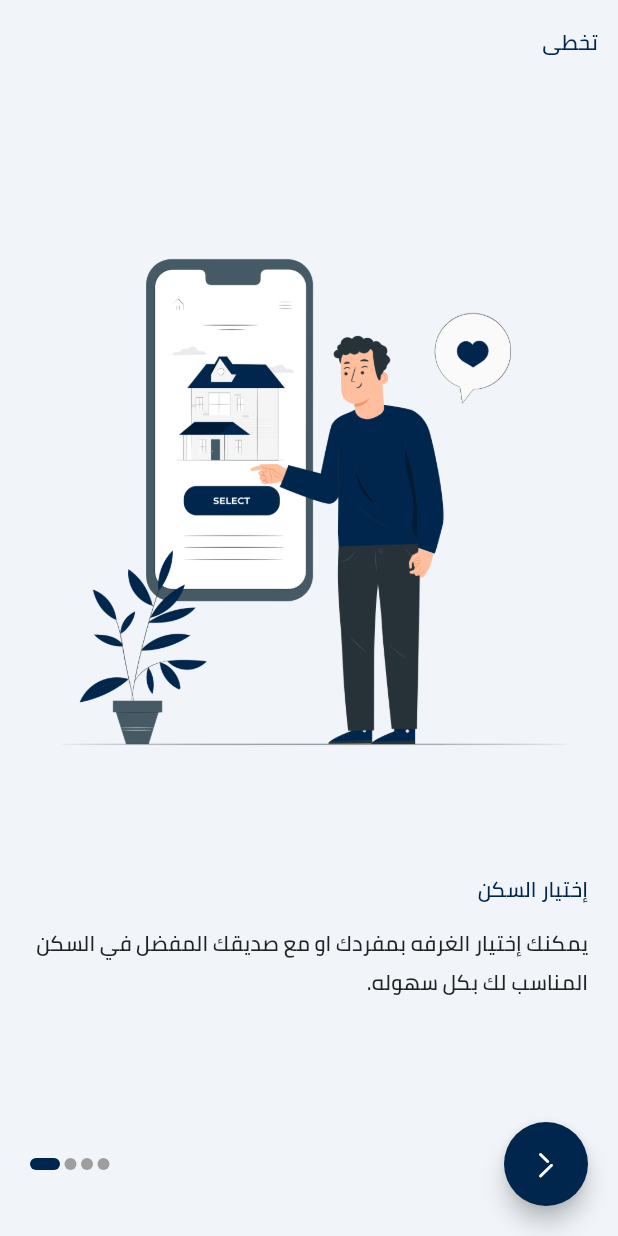
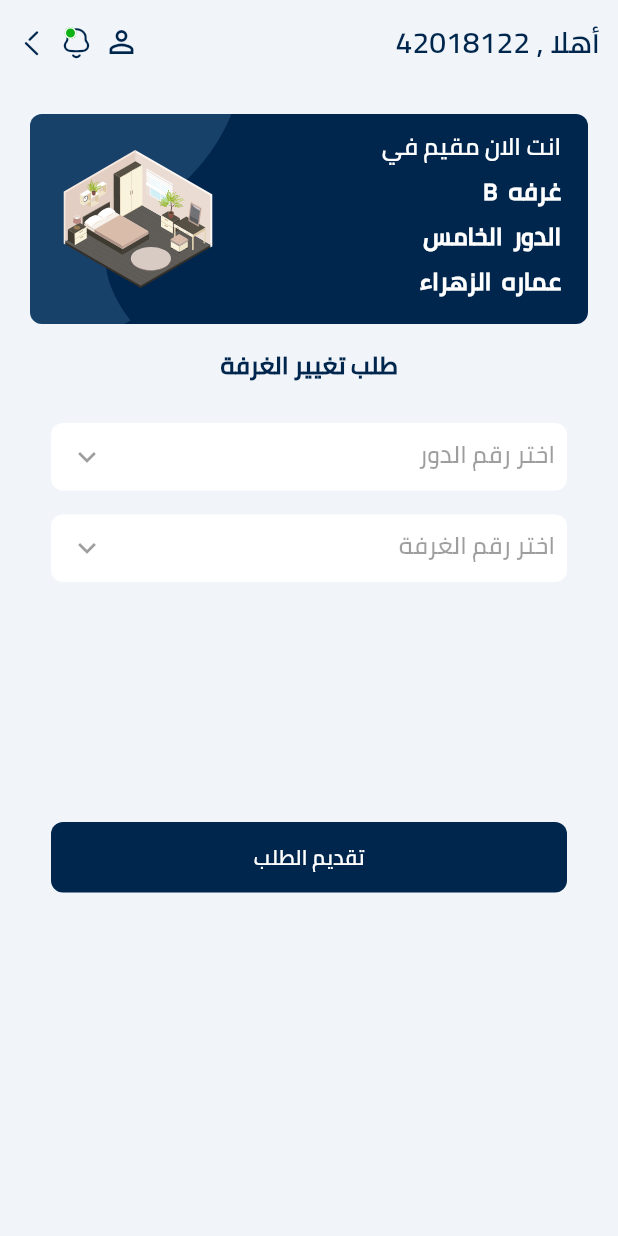
Before and after one commit to AbdelrahmanFouad1/university_housing, a Flutter app: the screen it shows after launch, on a phone screen of 412 x 824 dp. Run offline on Flutter 3.47's test engine with Material 2 defaults, Android fonts, the phone set to English and light mode, and no system bars; drawn by our look-alikes of smooth_page_indicator; our stand-ins replace flutter_bloc, flutter_svg, fluttertoast, hexcolor, image_picker and 2 more; missing offline and left inert: dart:ffi, link_text.

Commit message:
design change room

```diff
--- a/lib/main.dart
+++ b/lib/main.dart
@@ -8,6 +8,7 @@ import 'package:university_housing/moduls/home/home_screen.dart';
 import 'package:university_housing/moduls/login/login_screen.dart';
 import 'package:university_housing/moduls/news_details/news_details_screen.dart';
 import 'package:university_housing/moduls/queries/queries_screen.dart';
+import 'package:university_housing/moduls/requests/change_room_screen.dart';
 import 'package:university_housing/moduls/requests/choose_request_screen.dart';
 import 'package:university_housing/moduls/security/follow/follow_student_screen.dart';
 import 'package:university_housing/moduls/security/main/main_security_screen.dart';
@@ -69,7 +70,7 @@ class MyApp extends StatelessWidget {
         fontFamily: 'cairo_semiBold',
       ),
       themeMode: ThemeMode.light,
-      home: SplashScreen(startWidget: startWidget),
+      home: ChangeRoomScreen(),
     );
   }
 }
--- a/lib/moduls/profile/profile_screen.dart
+++ b/lib/moduls/profile/profile_screen.dart
@@ -11,6 +11,8 @@ import 'package:university_housing/shard/cubit/states.dart';
 import 'package:university_housing/shard/style/color.dart';
 
 class ProfileScreen extends StatelessWidget {
+  const ProfileScreen({Key? key}) : super(key: key);
+
 
   @override
   Widget build(BuildContext context) {
@@ -69,7 +71,7 @@ class ProfileScreen extends StatelessWidget {
                 ],
               ),
               body: SingleChildScrollView(
-                physics: BouncingScrollPhysics(),
+                physics: const BouncingScrollPhysics(),
                 child: Column(
                   children: [
                     Padding(
@@ -79,7 +81,7 @@ class ProfileScreen extends StatelessWidget {
                           Builder(
                             builder: (context){
                               if(cubit.profileImage == null){
-                                return CircleAvatar(
+                                return const CircleAvatar(
                                   radius: 60,
                                   backgroundImage: NetworkImage(
                                       'https://cdn-icons-png.flaticon.com/512/149/149071.png'),
@@ -103,7 +105,7 @@ class ProfileScreen extends StatelessWidget {
                               }
                             },
                           ),
-                          SizedBox(width: 12.0,),
+                          const SizedBox(width: 12.0,),
                           Column(
                             crossAxisAlignment: CrossAxisAlignment.start,
                             children: [
@@ -115,7 +117,7 @@ class ProfileScreen extends StatelessWidget {
                                   fontWeight: FontWeight.bold,
                                 ),
                               ),
-                              SizedBox(height:2.0,),
+                              const SizedBox(height:2.0,),
                               Text(
                                 '42018122',
                                 style: TextStyle(
@@ -129,7 +131,7 @@ class ProfileScreen extends StatelessWidget {
                         ],
                       ),
                     ),
-                    SizedBox(height: 20.0,),
+                    const SizedBox(height: 20.0,),
                     Padding(
                       padding: const EdgeInsets.symmetric(horizontal: 24.0),
                       child: Column(
@@ -157,7 +159,7 @@ class ProfileScreen extends StatelessWidget {
                                       padding: const EdgeInsets.symmetric(horizontal: 18.0),
                                       child: Column(
                                         crossAxisAlignment: CrossAxisAlignment.start,
-                                        children: [
+                                        children: const [
                                           SizedBox(height: 6.0,),
                                           Text(
                                             'انت الان مقيم في ',
@@ -194,19 +196,19 @@ class ProfileScreen extends StatelessWidget {
                                         ],
                                       ),
                                     ),
-                                    Spacer(),
+                                    const Spacer(),
                                     SvgPicture.asset(
                                         'assets/images/layer22.svg',
                                       width: 100.0,
                                       height: 92.0,
                                     ),
-                                    SizedBox(width: 22.0,),
+                                    const SizedBox(width: 22.0,),
                                   ],
                                 ),
                               ],
                             ),
                           ),
-                          SizedBox(height: 20.0,),
+                          const SizedBox(height: 20.0,),
                           Container(
                             width: double.infinity,
                             child: Text(
--- /dev/null
+++ b/lib/moduls/requests/change_room_screen.dart
@@ -0,0 +1,180 @@
+import 'package:flutter/material.dart';
+import 'package:flutter_svg/flutter_svg.dart';
+import 'package:university_housing/shard/components/components.dart';
+import 'package:university_housing/shard/style/color.dart';
+
+class ChangeRoomScreen extends StatelessWidget {
+  const ChangeRoomScreen({Key? key}) : super(key: key);
+
+  @override
+  Widget build(BuildContext context) {
+    return Directionality(
+      textDirection: TextDirection.rtl,
+      child: Scaffold(
+        appBar: defaultAppBar(context: context),
+        body: SingleChildScrollView(
+          physics: const BouncingScrollPhysics(),
+          child: Padding(
+            padding: const EdgeInsets.all(20.0),
+            child: Column(
+              children: [
+                Container(
+                  width: double.infinity,
+                  height: 140.0,
+                  decoration: BoxDecoration(
+                    borderRadius: BorderRadius.circular(8.0),
+                    color: mainColors,
+                  ),
+                  child: Stack(
+                    children: [
+                      Container(
+                        width: double.infinity,
+                        height: 140.0,
+                        child: SvgPicture.asset(
+                          'assets/images/layer1.svg',
+                          alignment: AlignmentDirectional.centerEnd,
+                        ),
+                      ),
+                      Row(
+                        children: [
+                          Padding(
+                            padding: const EdgeInsets.symmetric(horizontal: 18.0),
+                            child: Column(
+                              crossAxisAlignment: CrossAxisAlignment.start,
+                              children: const [
+                                SizedBox(height: 6.0,),
+                                Text(
+                                  'انت الان مقيم في ',
+                                  style: TextStyle(
+                                    fontSize: 16.0,
+                                    color: Colors.white,
+
+                                  ),
+                                ),
+                                Text(
+                                  'غرفه  B',
+                                  style: TextStyle(
+                                    fontSize: 16.0,
+                                    color: Colors.white,
+                                    fontWeight: FontWeight.w900,
+                                  ),
+                                ),
+                                Text(
+                                  'الدور  الخامس',
+                                  style: TextStyle(
+                                    fontSize: 16.0,
+                                    color: Colors.white,
+                                    fontWeight: FontWeight.w900,
+                                  ),
+                                ),
+                                Text(
+                                  'عماره  الزهراء',
+                                  style: TextStyle(
+                                    fontSize: 16.0,
+                                    color: Colors.white,
+                                    fontWeight: FontWeight.w900,
+                                  ),
+                                ),
+                              ],
+                            ),
+                          ),
+                          const Spacer(),
+                          SvgPicture.asset(
+                            'assets/images/layer22.svg',
+                            width: 100.0,
+                            height: 92.0,
+                          ),
+                          const SizedBox(width: 22.0,),
+                        ],
+                      ),
+                    ],
+                  ),
+                ),
+                const SizedBox(height: 12.0,),
+                Text(
+                  'طلب تغيير الغرفة',
+                  style: TextStyle(
+                    color: mainColors,
+                    fontWeight: FontWeight.w900,
+                    fontSize: 16.0
+                  ),
+                ),
+                const SizedBox(height: 24.0,),
+                Container(
+                  width: double.infinity,
+                  height:45.0,
+                  margin: const EdgeInsets.symmetric(horizontal: 14.0),
+                  decoration: BoxDecoration(
+                    color: Colors.white,
+                    borderRadius: BorderRadius.circular(
+                      8.0,
+                    ),
+                  ),
+                  child: TextFormField(
+                    // enabled: false,
+                    readOnly: true,
+                    onTap: (){
+
+                    },
+                    decoration:  const InputDecoration(
+                      border: InputBorder.none,
+                      suffixIcon: Icon(
+                          Icons.keyboard_arrow_down,
+                          color: Colors.black38,
+                      ),
+                      hintText: 'اختر رقم الدور',
+                      hintStyle: TextStyle(
+                        color: Colors.black38,
+                      ),
+                      contentPadding:EdgeInsetsDirectional.only(start: 8.0, top: 4.0),
+                    ),
+                  ),
+                ),
+                const SizedBox(height: 16.0,),
+                Container(
+                  width: double.infinity,
+                  height:45.0,
+                  margin: const EdgeInsets.symmetric(horizontal: 14.0),
+                  decoration: BoxDecoration(
+                    color: Colors.white,
+                    borderRadius: BorderRadius.circular(
+                      8.0,
+                    ),
+                  ),
+                  child: TextFormField(
+                    // enabled: false,
+                    readOnly: true,
+                    onTap: (){
+
+                    },
+                    decoration:  const InputDecoration(
+                      border: InputBorder.none,
+                      suffixIcon: Icon(
+                        Icons.keyboard_arrow_down,
+                        color: Colors.black38,
+                      ),
+                      hintText: 'اختر رقم الغرفة',
+                      hintStyle: TextStyle(
+                        color: Colors.black38,
+                      ),
+                      contentPadding:EdgeInsetsDirectional.only(start: 8.0, top: 4.0),
+                    ),
+                  ),
+                ),
+                const SizedBox(height: 160.0,),
+                defaultButton(
+                  function: (){},
+                  text: 'تقديم الطلب',
+                  width: double.infinity,
+                  height: 47.0,
+                  btnColor: mainColors,
+                  marginSize: const EdgeInsets.symmetric(horizontal: 14.0),
+                ),
+              ],
+            ),
+          ),
+        ),
+      ),
+    );
+  }
+}
```
Also changed, not shown: assets/images/arrow_down.svg (added).
